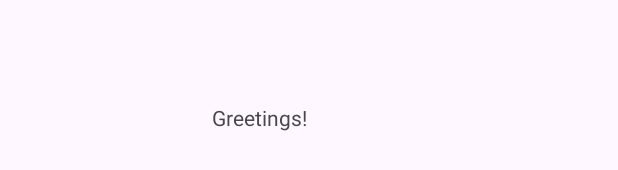
After one commit to Sapt-pal/Cache, an Android app: the layout greeting.xml on its own in the app's theme, with its tools: preview values and no code run, on a phone screen of 412 x 824 dp. The commit adds this screen. Shown: the part 281-451 px from the top of the screen. Run offline under Robolectric (Android 15) with nearby library versions, the phone set to English and light mode, and no system bars.

Commit message:
created greet.java, greeting.xml, updated AndroidManifest.xml

```diff
--- /dev/null
+++ b/app/src/main/res/layout/greeting.xml
@@ -0,0 +1,23 @@
+<?xml version="1.0" encoding="utf-8"?>
+<androidx.constraintlayout.widget.ConstraintLayout xmlns:android="http://schemas.android.com/apk/res/android"
+    xmlns:app="http://schemas.android.com/apk/res-auto"
+    xmlns:tools="http://schemas.android.com/tools"
+    android:id="@+id/greeting"
+    android:layout_width="match_parent"
+    android:layout_height="match_parent">
+
+    <TextView
+        android:id="@+id/greetMsg"
+        android:layout_width="129dp"
+        android:layout_height="33dp"
+        android:layout_marginStart="177dp"
+        android:layout_marginTop="200dp"
+        android:layout_marginEnd="177dp"
+        android:layout_marginBottom="512dp"
+        android:text="Greetings!"
+        app:layout_constraintBottom_toBottomOf="parent"
+        app:layout_constraintEnd_toEndOf="parent"
+        app:layout_constraintStart_toStartOf="parent"
+        app:layout_constraintTop_toTopOf="parent"
+        app:layout_constraintVertical_bias="0.714" />
+</androidx.constraintlayout.widget.ConstraintLayout>
--- a/app/src/main/res/values/strings.xml
+++ b/app/src/main/res/values/strings.xml
@@ -3,4 +3,6 @@
 
     <string name="proceed">Proceed!</string>
     <string name="welcome_text">Welcome!</string>
+    <string name="welcome_to_cache">Welcome to CACHE!</string>
+    <string name="your_first_name_please">Your First Name please...</string>
 </resources>
```
Also changed, not shown: app/src/main/AndroidManifest.xml (+10 -0 lines), app/src/main/java/com/example/cache/MainActivity.java (+12 -3 lines), app/src/main/java/com/example/cache/greet.java (added, +15 -0 lines), app/src/main/res/layout/activity_main.xml (+5 -2 lines).
